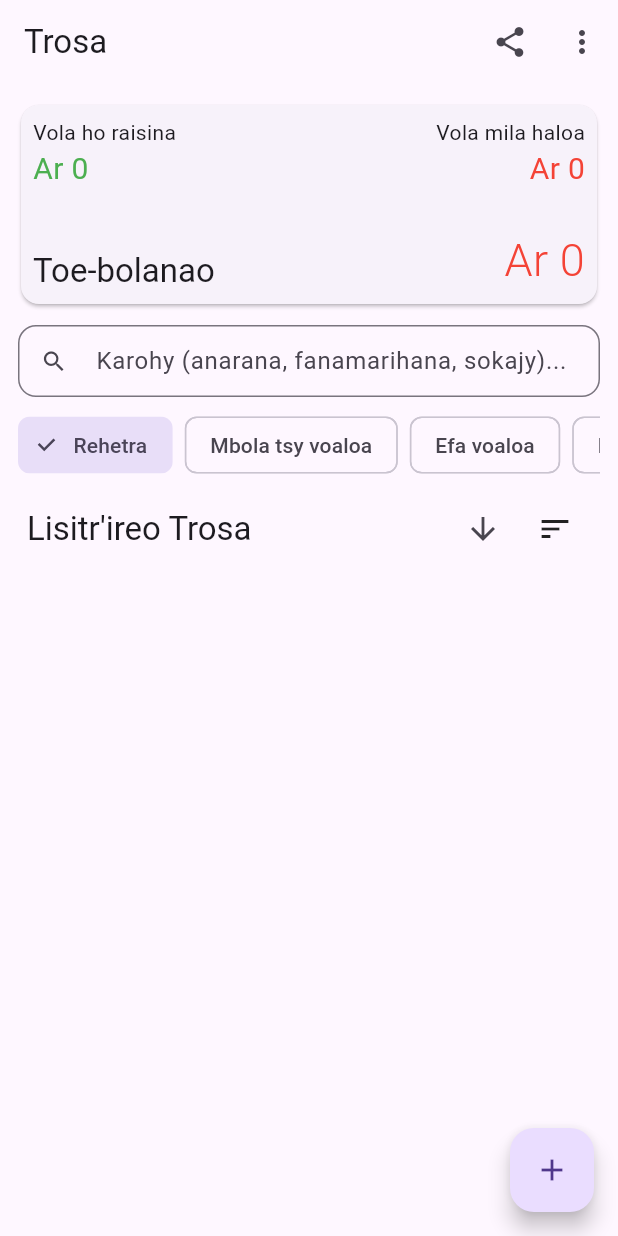
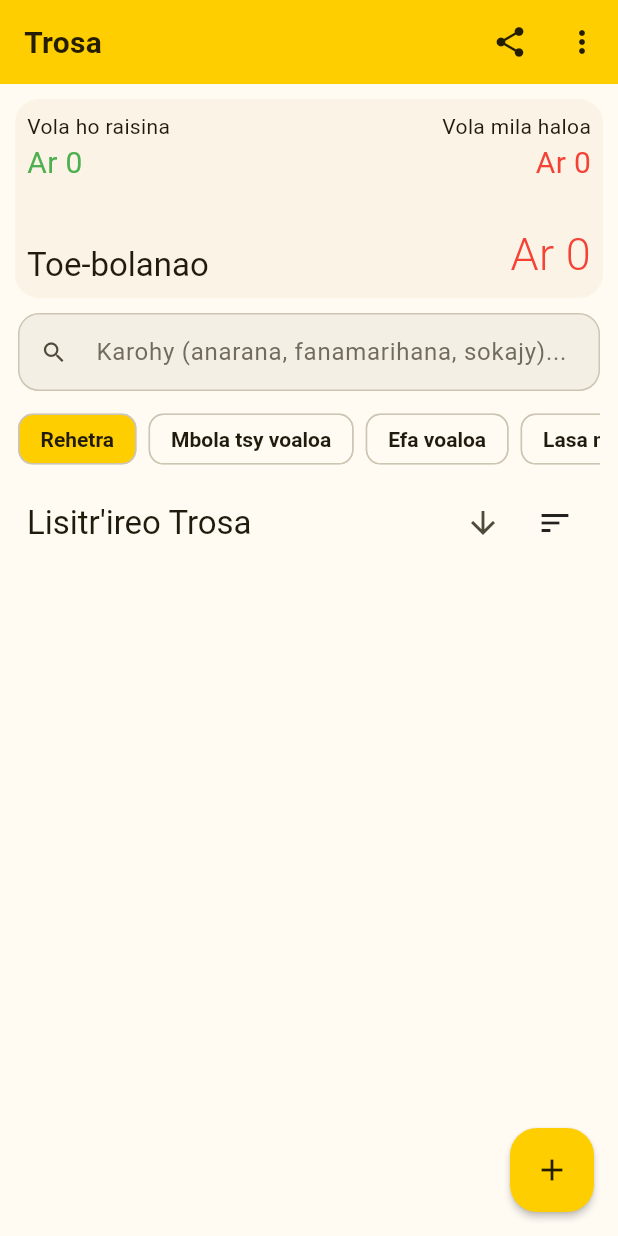
Before and after one commit to hantsaniala/trosa, a Flutter app: the screen it shows after launch, on a phone screen of 412 x 824 dp. Run offline on Flutter 3.47's test engine with Material 3 defaults, Android fonts, the phone set to English and light mode, and no system bars; our stand-ins replace file_picker, flutter_local_notifications, flutter_timezone, package_info_plus, share_plus, sqflite and 1 more; accounts and stored records are empty.

Commit message:
feat(theme): restore the Trosa yellow with crafted Material 3 themes
Material 3 washes light-yellow seeds out to a pale primary and paints the AppBar with the surface color, so the app lost its yellow identity after the v2 upgrade. Add AppTheme with explicit schemes: full-strength brand yellow (#FECE00, the original kPrimaryColor) for the AppBar, FAB and accents with a dark ink onPrimary for contrast, warm paper surfaces, and consistent rounded filled inputs, cards, chips, dialogs and menus in both light and dark mode.

```diff
--- a/lib/main.dart
+++ b/lib/main.dart
@@ -1,11 +1,11 @@
 import 'package:flutter/cupertino.dart';
 import 'package:flutter/material.dart';
 import 'package:provider/provider.dart';
-import 'package:trosa/const.dart';
 import 'package:trosa/l10n/app_localizations.dart';
 import 'package:trosa/notifier/settings_notifier.dart';
 import 'package:trosa/notifier/trosa_notifier.dart';
 import 'package:trosa/screens/trosa/trosa_screen.dart';
+import 'package:trosa/theme.dart';
 
 void main() {
   runApp(const TrosaApp());
@@ -38,14 +38,8 @@ class Trosa extends StatelessWidget {
     final settings = Provider.of<SettingsNotifier>(context);
     return MaterialApp(
       title: 'Trosa',
-      theme: ThemeData(
-        primarySwatch: kPrimaryColor,
-        brightness: Brightness.light,
-      ),
-      darkTheme: ThemeData(
-        primarySwatch: kPrimaryColor,
-        brightness: Brightness.dark,
-      ),
+      theme: AppTheme.light(),
+      darkTheme: AppTheme.dark(),
       themeMode: settings.themeMode,
       debugShowCheckedModeBanner: false,
       locale: const Locale('mg'),
--- /dev/null
+++ b/lib/theme.dart
@@ -0,0 +1,179 @@
+import 'package:flutter/material.dart';
+import 'package:flutter/services.dart';
+import 'package:trosa/const.dart';
+
+/// Trosa theme.
+///
+/// The app's identity colour is the classic Trosa yellow (`#FECE00` — the
+/// same value used by the Android splash screen). Flutter's Material 3
+/// defaults wash light-yellow seeds out to a pale, barely-visible primary and
+/// paint the AppBar with the surface colour, which is why the old yellow
+/// "disappeared" after the v2 upgrade. This theme restores it explicitly:
+/// the AppBar, the FAB and the primary accents are the full-strength brand
+/// yellow, paired with a dark ink so text on yellow stays readable.
+abstract final class AppTheme {
+  /// The classic Trosa yellow (also `splash_color` on Android).
+  static const Color brand = Color(0xFFFECE00);
+
+  /// Slightly deeper gold used for the hero card gradient.
+  static const Color brandDeep = Color(0xFFF0B400);
+
+  /// Near-black warm ink that reads well on top of the brand yellow.
+  static const Color ink = Color(0xFF241D00);
+
+  static ThemeData light() => _build(
+        // kPrimaryColor (const.dart) is the app's original yellow swatch.
+        ColorScheme.fromSeed(seedColor: kPrimaryColor).copyWith(
+          primary: brand,
+          onPrimary: ink,
+          primaryContainer: const Color(0xFFFFF1B8),
+          onPrimaryContainer: const Color(0xFF3B2F00),
+          secondary: const Color(0xFF9A7600),
+          onSecondary: Colors.white,
+          secondaryContainer: const Color(0xFFFFE08A),
+          onSecondaryContainer: const Color(0xFF2E2300),
+          surface: const Color(0xFFFFFBF3),
+          onSurface: const Color(0xFF201B0C),
+          onSurfaceVariant: const Color(0xFF4F4A3A),
+          outline: const Color(0xFF817A66),
+        ),
+      );
+
+  static ThemeData dark() => _build(
+        ColorScheme.fromSeed(seedColor: kPrimaryColor, brightness: Brightness.dark)
+            .copyWith(
+          primary: const Color(0xFFFFDB3D),
+          onPrimary: const Color(0xFF2C2300),
+          primaryContainer: const Color(0xFF4A3C00),
+          onPrimaryContainer: const Color(0xFFFFE9A3),
+          secondary: const Color(0xFFE4BE45),
+          onSecondary: const Color(0xFF3C2F00),
+          secondaryContainer: const Color(0xFF5C4A00),
+          onSecondaryContainer: const Color(0xFFFFE9A3),
+          surface: const Color(0xFF19150C),
+          onSurface: const Color(0xFFEDE6D6),
+          onSurfaceVariant: const Color(0xFFCFC6B0),
+          outline: const Color(0xFF978E79),
+        ),
+      );
+
+  static ThemeData _build(ColorScheme scheme) {
+    final bool dark = scheme.brightness == Brightness.dark;
+    return ThemeData(
+      colorScheme: scheme,
+      scaffoldBackgroundColor: scheme.surface,
+      appBarTheme: AppBarTheme(
+        // Brand yellow AppBar in both modes: the app's identity colour.
+        backgroundColor: scheme.primary,
+        foregroundColor: scheme.onPrimary,
+        elevation: 0,
+        scrolledUnderElevation: 0,
+        centerTitle: false,
+        titleTextStyle: TextStyle(
+          color: scheme.onPrimary,
+          fontSize: 20,
+          fontWeight: FontWeight.w700,
+          letterSpacing: 0.2,
+        ),
+        iconTheme: IconThemeData(color: scheme.onPrimary),
+        systemOverlayStyle: SystemUiOverlayStyle(
+          statusBarColor: Colors.transparent,
+          statusBarIconBrightness: Brightness.dark,
+          statusBarBrightness: dark ? Brightness.dark : Brightness.light,
+        ),
+      ),
+      cardTheme: CardThemeData(
+        elevation: 0,
+        surfaceTintColor: Colors.transparent,
+        color: scheme.surfaceContainerLow,
+        margin: EdgeInsets.zero,
+        shape: RoundedRectangleBorder(borderRadius: BorderRadius.circular(16)),
+      ),
+      inputDecorationTheme: InputDecorationTheme(
+        filled: true,
+        fillColor: scheme.surfaceContainerHighest.withValues(alpha: 0.5),
+        contentPadding:
+            const EdgeInsets.symmetric(horizontal: 16, vertical: 14),
+        border: OutlineInputBorder(
+          borderRadius: BorderRadius.circular(14),
+          borderSide: BorderSide.none,
+        ),
+        enabledBorder: OutlineInputBorder(
+          borderRadius: BorderRadius.circular(14),
+          borderSide: BorderSide(color: scheme.outlineVariant, width: 1),
+        ),
+        focusedBorder: OutlineInputBorder(
+          borderRadius: BorderRadius.circular(14),
+          borderSide: BorderSide(color: scheme.primary, width: 2),
+        ),
+        errorBorder: OutlineInputBorder(
+          borderRadius: BorderRadius.circular(14),
+          borderSide: BorderSide(color: scheme.error, width: 1),
+        ),
+        focusedErrorBorder: OutlineInputBorder(
+          borderRadius: BorderRadius.circular(14),
+          borderSide: BorderSide(color: scheme.error, width: 2),
+        ),
+        labelStyle: TextStyle(color: scheme.onSurfaceVariant),
+        hintStyle: TextStyle(
+          color: scheme.onSurfaceVariant.withValues(alpha: 0.8),
+        ),
+      ),
+      chipTheme: ChipThemeData(
+        shape: RoundedRectangleBorder(borderRadius: BorderRadius.circular(10)),
+        side: BorderSide(color: scheme.outlineVariant),
+        backgroundColor: scheme.surface,
+        selectedColor: scheme.primary,
+        labelStyle: TextStyle(
+          color: scheme.onSurface,
+          fontWeight: FontWeight.w600,
+        ),
+        padding: const EdgeInsets.symmetric(horizontal: 6, vertical: 4),
+        showCheckmark: false,
+      ),
+      floatingActionButtonTheme: FloatingActionButtonThemeData(
+        backgroundColor: scheme.primary,
+        foregroundColor: scheme.onPrimary,
+        elevation: 2,
+        focusElevation: 2,
+        hoverElevation: 3,
+        shape: RoundedRectangleBorder(borderRadius: BorderRadius.circular(18)),
+      ),
+      snackBarTheme: SnackBarThemeData(
+        behavior: SnackBarBehavior.floating,
+        backgroundColor: scheme.inverseSurface,
+        contentTextStyle: TextStyle(color: scheme.onInverseSurface),
+        shape: RoundedRectangleBorder(borderRadius: BorderRadius.circular(12)),
+      ),
+      dialogTheme: DialogThemeData(
+        backgroundColor: scheme.surface,
+        surfaceTintColor: Colors.transparent,
+        shape: RoundedRectangleBorder(borderRadius: BorderRadius.circular(22)),
+        titleTextStyle: TextStyle(
+          color: scheme.onSurface,
+          fontSize: 20,
+          fontWeight: FontWeight.w700,
+        ),
+        contentTextStyle:
+            TextStyle(color: scheme.onSurfaceVariant, fontSize: 15),
+      ),
+      listTileTheme: ListTileThemeData(
+        iconColor: scheme.onSurfaceVariant,
+        textColor: scheme.onSurface,
+      ),
+      dividerTheme: DividerThemeData(color: scheme.outlineVariant),
+      textSelectionTheme: TextSelectionThemeData(
+        cursorColor: scheme.primary,
+        selectionColor: scheme.primary.withValues(alpha: 0.35),
+        selectionHandleColor: scheme.primary,
+      ),
+      progressIndicatorTheme: ProgressIndicatorThemeData(color: scheme.primary),
+      popupMenuTheme: PopupMenuThemeData(
+        color: scheme.surface,
+        surfaceTintColor: Colors.transparent,
+        shape: RoundedRectangleBorder(borderRadius: BorderRadius.circular(14)),
+        textStyle: TextStyle(color: scheme.onSurface),
+      ),
+    );
+  }
+}
```
